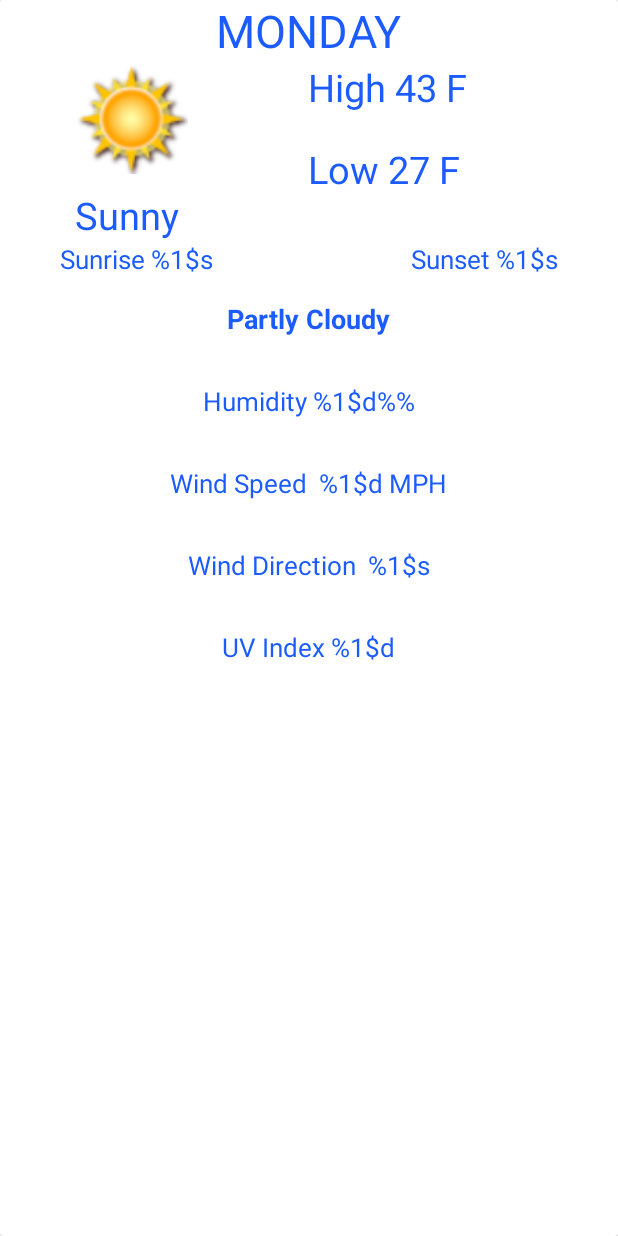
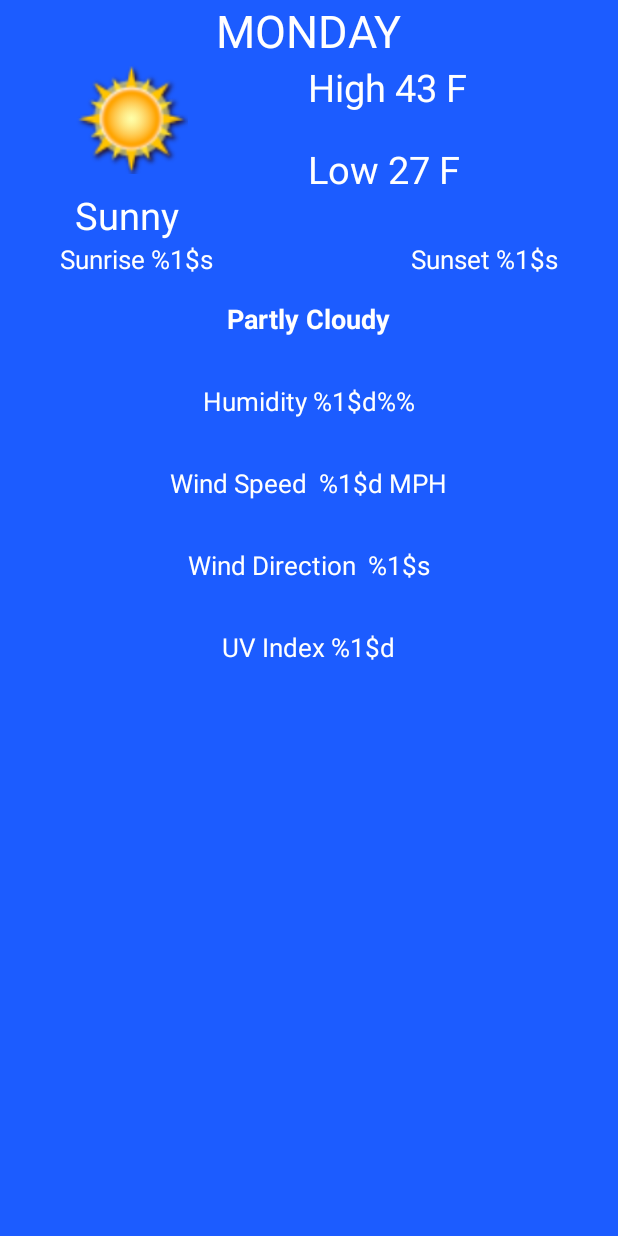
Before and after one commit to jgarcia162/AerisWeatherApp, an Android app: the layout details_fragment_layout.xml on its own in the app's theme, with its tools: preview values and no code run, on a phone screen of 412 x 824 dp. Run offline under Robolectric (Android 15) with nearby library versions, the phone set to English and light mode, and no system bars.

Commit message:
edited layouts, changed colors, added cardview elevation

```diff
--- a/app/build.gradle
+++ b/app/build.gradle
@@ -41,7 +41,6 @@ dependencies {
     compile 'com.ryanharter.auto.value:auto-value-parcel-adapter:0.2.6'
     compile 'com.ryanharter.auto.value:auto-value-gson-annotations:0.7.0'
     compile 'com.android.support:design:26.1.0'
-    compile 'com.android.support.constraint:constraint-layout:1.0.2'
     annotationProcessor 'com.google.auto.value:auto-value:1.5'
     annotationProcessor 'com.ryanharter.auto.value:auto-value-parcel:0.2.6'
     annotationProcessor 'com.ryanharter.auto.value:auto-value-gson:0.7.0'
--- a/app/src/main/java/com/example/jose/aerisweatherapp/MainActivity.java
+++ b/app/src/main/java/com/example/jose/aerisweatherapp/MainActivity.java
@@ -72,7 +72,7 @@ public class MainActivity extends AppCompatActivity {
         adapter = new AerisAdapter(listOfForecasts);
         recyclerView.setLayoutManager(linearLayoutManager);
         recyclerView.setAdapter(adapter);
-        RecyclerView.ItemDecoration decoration = new DividerItemDecoration(this,DividerItemDecoration.HORIZONTAL);
+        RecyclerView.ItemDecoration decoration = new DividerItemDecoration(getApplicationContext(),DividerItemDecoration.HORIZONTAL);
         recyclerView.addItemDecoration(decoration);
 
 
--- a/app/src/main/res/layout/details_fragment_layout.xml
+++ b/app/src/main/res/layout/details_fragment_layout.xml
@@ -3,12 +3,8 @@
     xmlns:tools="http://schemas.android.com/tools"
     android:id="@+id/details_fragment_layout"
     android:layout_width="match_parent"
-    android:layout_height="match_parent">
-
-    <android.support.v7.widget.CardView
-        android:layout_width="match_parent"
-        android:layout_height="match_parent"
-        android:backgroundTint="@color/white">
+    android:layout_height="match_parent"
+    android:background="@color/colorPrimaryDark">
 
         <RelativeLayout
             android:layout_width="match_parent"
@@ -21,7 +17,7 @@
                 android:layout_centerHorizontal="true"
                 android:layout_marginLeft="10dp"
                 android:layout_marginStart="10dp"
-                android:textColor="@color/colorPrimaryDark"
+                android:textColor="@color/white"
                 android:textSize="30sp"
                 tools:text="MONDAY" />
 
@@ -45,7 +41,7 @@
                     android:layout_height="wrap_content"
                     android:layout_below="@id/details_icon_iv"
                     android:layout_marginTop="10dp"
-                    android:textColor="@color/colorPrimaryDark"
+                    android:textColor="@color/white"
                     android:textSize="25sp"
                     tools:text="Sunny" />
 
@@ -57,7 +53,7 @@
                     android:layout_marginStart="80dp"
                     android:layout_toEndOf="@id/details_icon_iv"
                     android:layout_toRightOf="@id/details_icon_iv"
-                    android:textColor="@color/colorPrimaryDark"
+                    android:textColor="@color/white"
                     android:textSize="25sp"
                     tools:text="High 43 F" />
 
@@ -71,7 +67,7 @@
                     android:layout_marginTop="20dp"
                     android:layout_toEndOf="@id/details_icon_iv"
                     android:layout_toRightOf="@id/details_icon_iv"
-                    android:textColor="@color/colorPrimaryDark"
+                    android:textColor="@color/white"
                     android:textSize="25sp"
                     tools:text="Low 27 F" />
             </RelativeLayout>
@@ -95,7 +91,7 @@
                         android:layout_alignParentStart="true"
                         android:layout_marginLeft="40dp"
                         android:layout_marginStart="40dp"
-                        android:textColor="@color/colorPrimaryDark"
+                        android:textColor="@color/white"
                         android:textSize="17sp"
                         tools:text="@string/sunrise_text" />
 
@@ -106,7 +102,7 @@
                         android:layout_alignParentEnd="true"
                         android:layout_marginEnd="40dp"
                         android:layout_marginRight="40dp"
-                        android:textColor="@color/colorPrimaryDark"
+                        android:textColor="@color/white"
                         android:textSize="17sp"
                         tools:text="@string/sunset_text" />
 
@@ -118,7 +114,7 @@
                     android:layout_height="wrap_content"
                     android:layout_gravity="center"
                     android:layout_margin="15dp"
-                    android:textColor="@color/colorPrimaryDark"
+                    android:textColor="@color/white"
                     android:textSize="18sp"
                     android:textStyle="bold"
                     tools:text="Partly Cloudy" />
@@ -129,7 +125,7 @@
                     android:layout_height="wrap_content"
                     android:layout_gravity="center"
                     android:layout_margin="15dp"
-                    android:textColor="@color/colorPrimaryDark"
+                    android:textColor="@color/white"
                     android:textSize="17sp"
                     tools:text="@string/humidity_text" />
 
@@ -139,7 +135,7 @@
                     android:layout_height="wrap_content"
                     android:layout_gravity="center"
                     android:layout_margin="15dp"
-                    android:textColor="@color/colorPrimaryDark"
+                    android:textColor="@color/white"
                     android:textSize="17sp"
                     tools:text="@string/wind_speed_text" />
 
@@ -149,7 +145,7 @@
                     android:layout_height="wrap_content"
                     android:layout_gravity="center"
                     android:layout_margin="15dp"
-                    android:textColor="@color/colorPrimaryDark"
+                    android:textColor="@color/white"
                     android:textSize="17sp"
                     tools:text="@string/wind_direction_text" />
 
@@ -159,10 +155,9 @@
                     android:layout_height="wrap_content"
                     android:layout_gravity="center"
                     android:layout_margin="15dp"
-                    android:textColor="@color/colorPrimaryDark"
+                    android:textColor="@color/white"
                     android:textSize="17sp"
                     tools:text="@string/uvi_text" />
             </LinearLayout>
         </RelativeLayout>
-    </android.support.v7.widget.CardView>
 </RelativeLayout>
--- a/app/src/main/res/layout/item_card_layout.xml
+++ b/app/src/main/res/layout/item_card_layout.xml
@@ -2,7 +2,7 @@
 <LinearLayout xmlns:android="http://schemas.android.com/apk/res/android"
     xmlns:tools="http://schemas.android.com/tools"
     android:layout_width="match_parent"
-    android:layout_height="match_parent"
+    android:layout_height="wrap_content"
     android:gravity="center"
     android:orientation="vertical"
     android:background="@color/white">
--- a/app/src/main/res/values/strings.xml
+++ b/app/src/main/res/values/strings.xml
@@ -13,4 +13,5 @@
     <string name="metric_button_text">METRIC</string>
     <string name="converter_button_metric_text">C</string>
     <string name="converter_button_decimal_text">F</string>
+    <string name="weather_icon">Weather icon</string>
 </resources>
```
Also changed, not shown: app/src/main/res/layout/activity_main.xml (+16 -19 lines), app/src/main/res/layout/aeris_item_layout.xml (+52 -2 lines).
